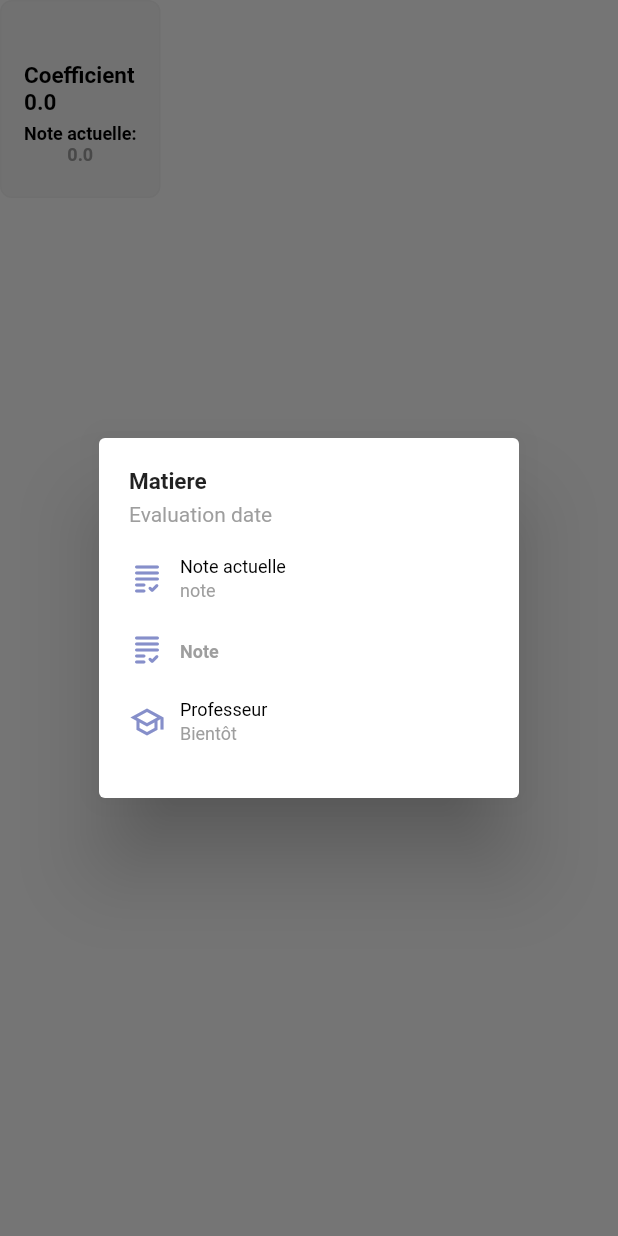
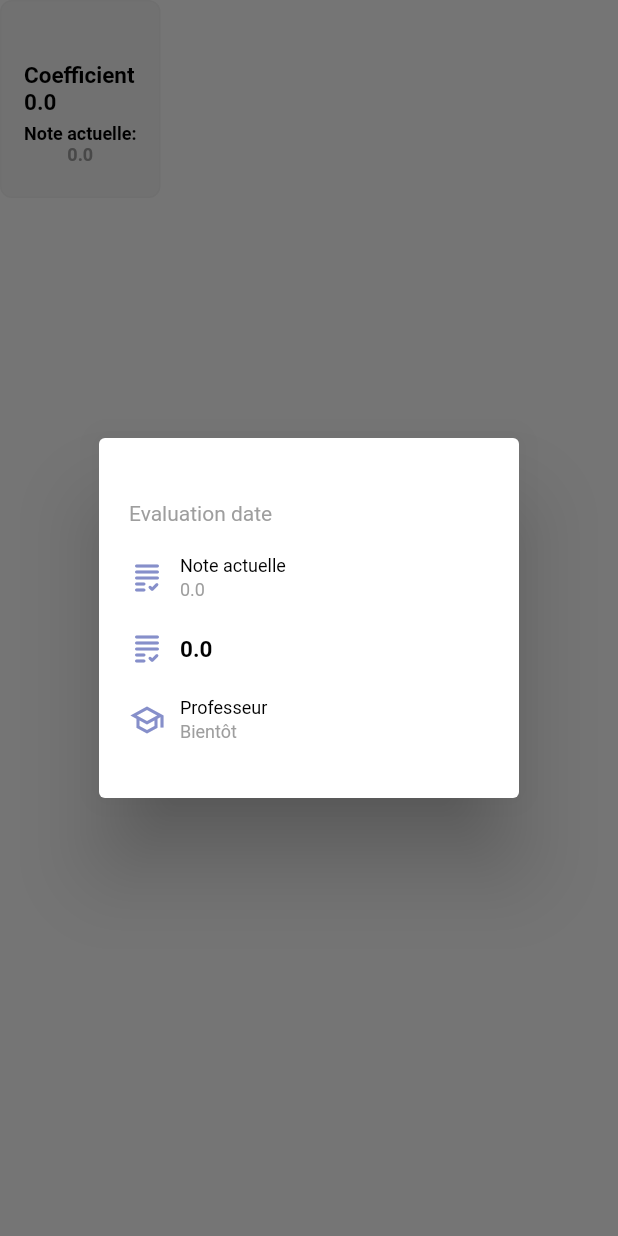
Before and after one commit to Volnetiks/Notes-BAC, a Flutter app: the CoefficientTile widget shown alone on an empty page, opened directly with empty values, after a tap on an icon or button, on a phone screen of 412 x 824 dp. Run offline on Flutter 3.47's test engine with Material 2 defaults, Android fonts, the phone set to English and light mode, and no system bars; our stand-ins replace fl_chart, percent_indicator, shared_preferences; accounts and stored records are empty; Roboto replaces fonts that are missing (SFUI).

Commit message:
Used actual grades value in coefficient_dialog

```diff
--- a/lib/widgets/coefficient_dialog.dart
+++ b/lib/widgets/coefficient_dialog.dart
@@ -1,10 +1,17 @@
-import 'package:bac_note/extensions/hex_color.dart';
-import 'package:bac_note/extensions/string.dart';
-import 'package:bac_note/models/cours.dart';
 import 'package:flutter/material.dart';
 import 'package:intl/intl.dart';
 
+import 'package:bac_note/extensions/hex_color.dart';
+import 'package:bac_note/models/grade.dart';
+
 class CoefficientDialog extends StatefulWidget {
+  final Grade grade;
+
+  const CoefficientDialog({
+    Key? key,
+    required this.grade,
+  }) : super(key: key);
+
   @override
   _CoefficientDialogState createState() => _CoefficientDialogState();
 }
@@ -16,10 +23,12 @@ class _CoefficientDialogState extends State<CoefficientDialog>
 
   DateFormat format = DateFormat.Hm();
 
+  late TextEditingController _textEditingController;
+
   @override
   void initState() {
-    controller =
-        AnimationController(vsync: this, duration: Duration(milliseconds: 200));
+    controller = AnimationController(
+        vsync: this, duration: const Duration(milliseconds: 200));
 
     scaleAnimation = CurvedAnimation(parent: controller, curve: Curves.easeIn);
 
@@ -41,6 +50,9 @@ class _CoefficientDialogState extends State<CoefficientDialog>
 
   @override
   Widget build(BuildContext context) {
+    _textEditingController = TextEditingController(
+        text: widget.grade.grade == -1 ? "" : widget.grade.grade.toString());
+
     return Dialog(
       child: ScaleTransition(
         scale: scaleAnimation,
@@ -52,15 +64,15 @@ class _CoefficientDialogState extends State<CoefficientDialog>
             child: Column(
               crossAxisAlignment: CrossAxisAlignment.start,
               children: [
-                Text("Matiere",
-                    style:
-                        TextStyle(fontSize: 15, fontWeight: FontWeight.bold)),
-                SizedBox(
+                Text(widget.grade.name,
+                    style: const TextStyle(
+                        fontSize: 15, fontWeight: FontWeight.bold)),
+                const SizedBox(
                   height: 5,
                 ),
                 Text("Evaluation date",
                     style: TextStyle(color: Theme.of(context).disabledColor)),
-                SizedBox(
+                const SizedBox(
                   height: 20,
                 ),
                 Row(
@@ -69,7 +81,7 @@ class _CoefficientDialogState extends State<CoefficientDialog>
                       Icons.grading_rounded,
                       color: HexColor.fromHex("#868fca"),
                     ),
-                    SizedBox(
+                    const SizedBox(
                       width: 10,
                     ),
                     Column(
@@ -79,8 +91,11 @@ class _CoefficientDialogState extends State<CoefficientDialog>
                             style: TextStyle(
                                 fontSize: 12,
                                 color: Theme.of(context).primaryColor)),
-                        SizedBox(height: 2),
-                        Text("note",
+                        const SizedBox(height: 2),
+                        Text(
+                            widget.grade.grade == -1
+                                ? "Note non obtenue"
+                                : widget.grade.grade.toString(),
                             style: TextStyle(
                                 fontSize: 12,
                                 color: Theme.of(context).disabledColor))
@@ -88,7 +103,7 @@ class _CoefficientDialogState extends State<CoefficientDialog>
                     )
                   ],
                 ),
-                SizedBox(
+                const SizedBox(
                   height: 20,
                 ),
                 Row(
@@ -97,6 +112,7 @@ class _CoefficientDialogState extends State<CoefficientDialog>
                       Icons.grading_rounded,
                       color: HexColor.fromHex("#868fca"),
                     ),
+                    // ignore: prefer_const_constructors
                     SizedBox(
                       width: 10,
                     ),
@@ -104,6 +120,8 @@ class _CoefficientDialogState extends State<CoefficientDialog>
                       width: 150,
                       height: 25,
                       child: TextField(
+                        keyboardType: TextInputType.number,
+                        controller: _textEditingController,
                         onChanged: (val) {},
                         style: TextStyle(
                           color: Theme.of(context).primaryColor,
@@ -124,7 +142,7 @@ class _CoefficientDialogState extends State<CoefficientDialog>
                     )
                   ],
                 ),
-                SizedBox(
+                const SizedBox(
                   height: 20,
                 ),
                 Row(
@@ -133,7 +151,7 @@ class _CoefficientDialogState extends State<CoefficientDialog>
                       Icons.school_outlined,
                       color: HexColor.fromHex("#868fca"),
                     ),
-                    SizedBox(
+                    const SizedBox(
                       width: 10,
                     ),
                     Column(
@@ -143,7 +161,7 @@ class _CoefficientDialogState extends State<CoefficientDialog>
                             style: TextStyle(
                                 fontSize: 12,
                                 color: Theme.of(context).primaryColor)),
-                        SizedBox(height: 2),
+                        const SizedBox(height: 2),
                         Text("Bientôt",
                             style: TextStyle(
                                 fontSize: 12,
--- a/lib/widgets/coefficient_tile.dart
+++ b/lib/widgets/coefficient_tile.dart
@@ -20,7 +20,9 @@ class _CoefficientTileState extends State<CoefficientTile> {
   Widget build(BuildContext context) {
     return GestureDetector(
       onTap: () {
-        showDialog(context: context, builder: (context) => CoefficientDialog());
+        showDialog(
+            context: context,
+            builder: (context) => CoefficientDialog(grade: widget.grade));
       },
       child: AnimatedContainer(
         duration: const Duration(milliseconds: 1500),
```
